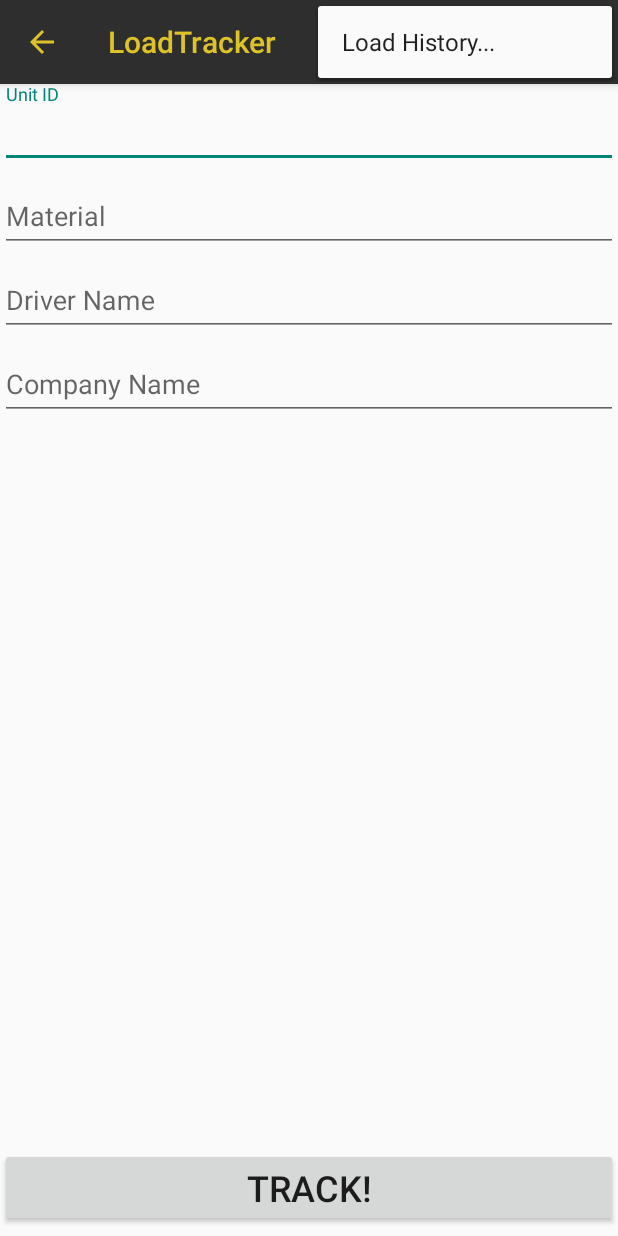
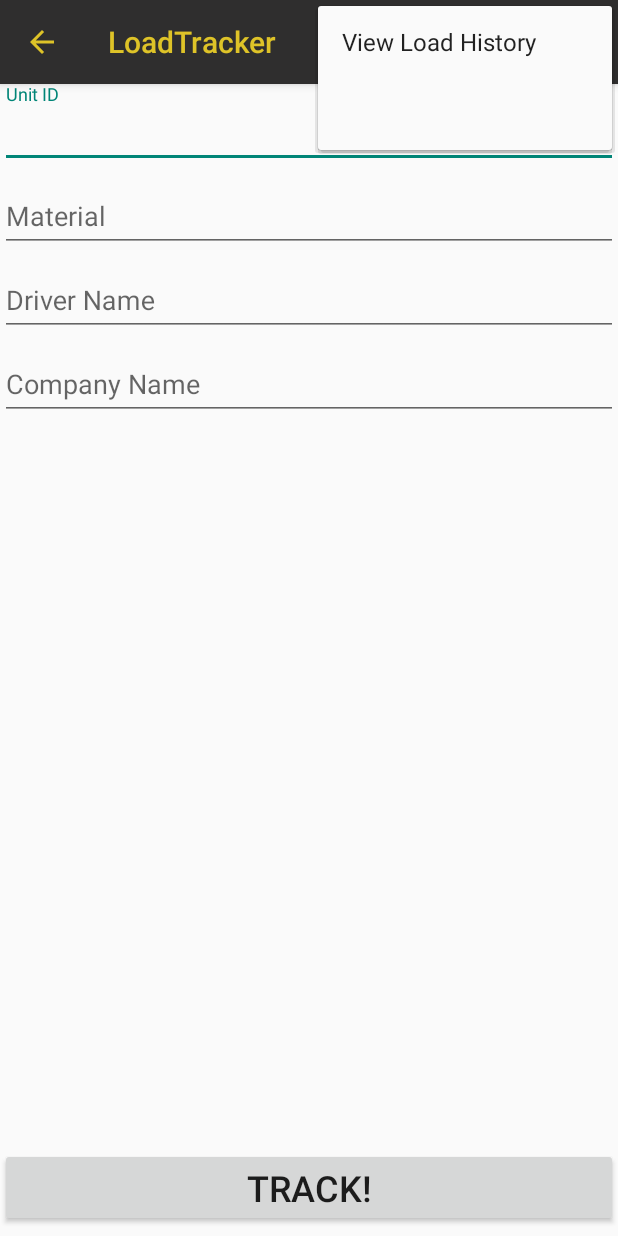
Before and after one commit to nabramyk/LoadTracker-android, an Android app: the TrackingActivity screen opened directly, with no data from a screen before it, with the options menu open, on a phone screen of 412 x 824 dp. Run offline under Robolectric (Android 15) with nearby library versions, the phone set to English and light mode, and no system bars; 2 statements that could not run were skipped.

Commit message:
Adding dynamic menu items.

```diff
--- a/app/src/main/res/layout/activity_tracking.xml
+++ b/app/src/main/res/layout/activity_tracking.xml
@@ -1,7 +1,9 @@
 <?xml version="1.0" encoding="utf-8"?>
 <android.support.v4.widget.DrawerLayout xmlns:android="http://schemas.android.com/apk/res/android"
+    android:id="@+id/tracking_drawer_layout"
     android:layout_width="match_parent"
-    android:layout_height="match_parent">
+    android:layout_height="match_parent"
+    xmlns:app="http://schemas.android.com/apk/res-auto">
 
     <FrameLayout
         android:layout_width="match_parent"
@@ -120,6 +122,7 @@
         android:layout_width="wrap_content"
         android:layout_height="match_parent"
         android:layout_gravity="end"
-        android:fitsSystemWindows="true" />
+        android:fitsSystemWindows="true"
+        app:menu="@menu/tracking_activity_menu"/>
 
 </android.support.v4.widget.DrawerLayout>
--- a/app/src/main/res/menu/tracking_activity_menu.xml
+++ b/app/src/main/res/menu/tracking_activity_menu.xml
@@ -1,6 +1,7 @@
 <?xml version="1.0" encoding="utf-8"?>
 <menu xmlns:android="http://schemas.android.com/apk/res/android">
     <item android:id="@+id/view_load_history"
-        android:title="Load History..."
-        />
+        android:title="@string/view_load_history" />
+    <item android:id="@+id/history_breakdown"
+        android:title="" />
 </menu>
--- a/app/src/main/res/values/strings.xml
+++ b/app/src/main/res/values/strings.xml
@@ -27,4 +27,5 @@
         <item>Synchronize Database</item>
     </string-array>
     <string name="file_provider_authority" translatable="false">com.example.nathan.fileprovider</string>
+    <string name="view_load_history">View Load History</string>
 </resources>
```
Also changed, not shown: app/src/main/java/com/example/nathan/loadtracker/activities/TrackingActivity.kt (+34 -37 lines).
